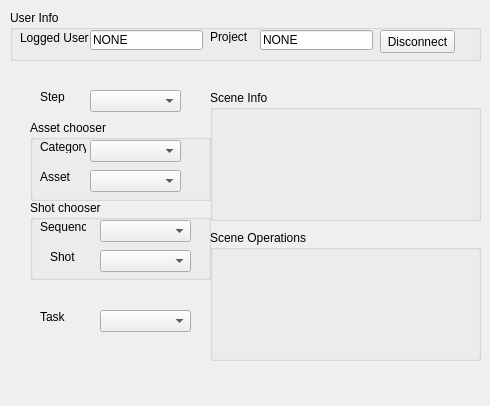
This is maya_mods/zombie/python/dminutes/UI/sceneManagerUI.ui in sebcourtois/z2k-pipeline-toolkit as Qt 5 draws it before an edit. The edited form follows.
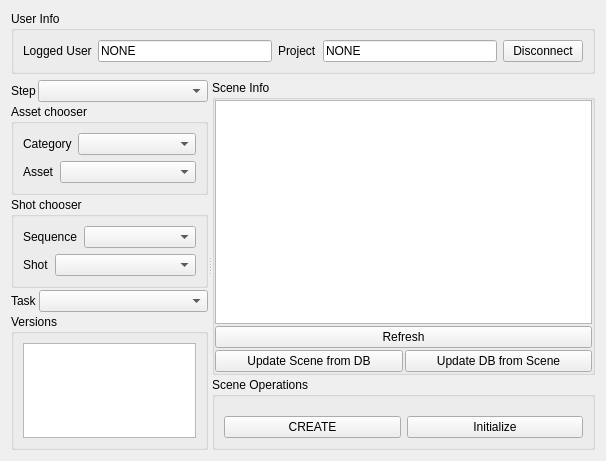
This is the edited form.

Commit message: Updated RigSet (modeling.py) to conventions from Jean-Philippe (BigDaddy, Global_SRT/Local_SRT hierarchy and names, meshCache) Added davos_gui_DEV.bat (launches davos_gui, forcing the project to 'zombtest') Added maya_scene_operations.py, static library using 'SceneManager' to perform maya scene modifications Updated sceneManager/sceneManagerUI (50% Done, Init ok, Create in progress, Scene info ok)

Patch:
```diff
--- a/maya_mods/zombie/python/dminutes/UI/sceneManagerUI.ui
+++ b/maya_mods/zombie/python/dminutes/UI/sceneManagerUI.ui
@@ -6,287 +6,382 @@
    <rect>
     <x>0</x>
     <y>0</y>
-    <width>490</width>
-    <height>406</height>
+    <width>606</width>
+    <height>461</height>
    </rect>
   </property>
   <property name="windowTitle">
    <string>Scene Manager</string>
   </property>
-  <widget class="QGroupBox" name="sm_asset_chooser_grp">
-   <property name="geometry">
-    <rect>
-     <x>30</x>
-     <y>120</y>
-     <width>181</width>
-     <height>81</height>
-    </rect>
-   </property>
-   <property name="title">
-    <string>Asset chooser</string>
-   </property>
-   <widget class="QLabel" name="label_3">
-    <property name="geometry">
-     <rect>
-      <x>10</x>
-      <y>20</y>
-      <width>46</width>
-      <height>13</height>
-     </rect>
-    </property>
-    <property name="text">
-     <string>Category</string>
-    </property>
-   </widget>
-   <widget class="QLabel" name="label_4">
-    <property name="geometry">
-     <rect>
-      <x>10</x>
-      <y>50</y>
-      <width>46</width>
-      <height>13</height>
-     </rect>
-    </property>
-    <property name="text">
-     <string>Asset</string>
-    </property>
-   </widget>
-   <widget class="QComboBox" name="sm_categ_dd">
-    <property name="geometry">
-     <rect>
-      <x>60</x>
-      <y>20</y>
-      <width>91</width>
-      <height>22</height>
-     </rect>
-    </property>
-   </widget>
-   <widget class="QComboBox" name="sm_asset_dd">
-    <property name="geometry">
-     <rect>
-      <x>60</x>
-      <y>50</y>
-      <width>91</width>
-      <height>22</height>
-     </rect>
-    </property>
-   </widget>
-  </widget>
-  <widget class="QGroupBox" name="sm_shot_chooser_grp">
-   <property name="geometry">
-    <rect>
-     <x>30</x>
-     <y>200</y>
-     <width>181</width>
-     <height>80</height>
-    </rect>
-   </property>
-   <property name="title">
-    <string>Shot chooser</string>
-   </property>
-   <widget class="QLabel" name="label_5">
-    <property name="geometry">
-     <rect>
-      <x>10</x>
-      <y>20</y>
-      <width>46</width>
-      <height>13</height>
-     </rect>
-    </property>
-    <property name="text">
-     <string>Sequence</string>
-    </property>
-   </widget>
-   <widget class="QComboBox" name="sm_seq_dd">
-    <property name="geometry">
-     <rect>
-      <x>70</x>
-      <y>20</y>
-      <width>91</width>
-      <height>22</height>
-     </rect>
-    </property>
-   </widget>
-   <widget class="QComboBox" name="sm_shot_dd">
-    <property name="geometry">
-     <rect>
-      <x>70</x>
-      <y>50</y>
-      <width>91</width>
-      <height>22</height>
-     </rect>
-    </property>
-   </widget>
-   <widget class="QLabel" name="label_6">
-    <property name="geometry">
-     <rect>
-      <x>20</x>
-      <y>50</y>
-      <width>46</width>
-      <height>13</height>
-     </rect>
-    </property>
-    <property name="text">
-     <string>Shot</string>
-    </property>
-   </widget>
-  </widget>
-  <widget class="QGroupBox" name="groupBox_2">
-   <property name="geometry">
-    <rect>
-     <x>210</x>
-     <y>90</y>
-     <width>271</width>
-     <height>131</height>
-    </rect>
-   </property>
-   <property name="title">
-    <string>Scene Info</string>
-   </property>
-  </widget>
-  <widget class="QGroupBox" name="groupBox_3">
-   <property name="geometry">
-    <rect>
-     <x>210</x>
-     <y>230</y>
-     <width>271</width>
-     <height>131</height>
-    </rect>
-   </property>
-   <property name="title">
-    <string>Scene Operations</string>
-   </property>
-  </widget>
-  <widget class="QGroupBox" name="groupBox_4">
-   <property name="geometry">
-    <rect>
-     <x>10</x>
-     <y>10</y>
-     <width>471</width>
-     <height>51</height>
-    </rect>
-   </property>
-   <property name="title">
-    <string>User Info</string>
-   </property>
-   <widget class="QLabel" name="label_7">
-    <property name="geometry">
-     <rect>
-      <x>10</x>
-      <y>20</y>
-      <width>81</width>
-      <height>16</height>
-     </rect>
-    </property>
-    <property name="text">
-     <string>Logged User</string>
-    </property>
-   </widget>
-   <widget class="QLineEdit" name="sm_user_bt">
-    <property name="geometry">
-     <rect>
-      <x>80</x>
-      <y>20</y>
-      <width>113</width>
-      <height>20</height>
-     </rect>
-    </property>
-    <property name="text">
-     <string>NONE</string>
-    </property>
-    <property name="readOnly">
-     <bool>true</bool>
-    </property>
-   </widget>
-   <widget class="QPushButton" name="sm_disconnect_bt">
-    <property name="geometry">
-     <rect>
-      <x>370</x>
-      <y>20</y>
-      <width>75</width>
-      <height>23</height>
-     </rect>
-    </property>
-    <property name="text">
-     <string>Disconnect</string>
-    </property>
-   </widget>
-   <widget class="QLabel" name="label_8">
-    <property name="geometry">
-     <rect>
-      <x>200</x>
-      <y>20</y>
-      <width>46</width>
-      <height>13</height>
-     </rect>
-    </property>
-    <property name="text">
-     <string>Project</string>
-    </property>
-   </widget>
-   <widget class="QLineEdit" name="sm_project_bt">
-    <property name="geometry">
-     <rect>
-      <x>250</x>
-      <y>20</y>
-      <width>113</width>
-      <height>20</height>
-     </rect>
-    </property>
-    <property name="text">
-     <string>NONE</string>
-    </property>
-    <property name="readOnly">
-     <bool>true</bool>
-    </property>
-   </widget>
-  </widget>
-  <widget class="QLabel" name="label">
-   <property name="geometry">
-    <rect>
-     <x>40</x>
-     <y>90</y>
-     <width>46</width>
-     <height>13</height>
-    </rect>
-   </property>
-   <property name="text">
-    <string>Step</string>
-   </property>
-  </widget>
-  <widget class="QComboBox" name="sm_step_dd">
-   <property name="geometry">
-    <rect>
-     <x>90</x>
-     <y>90</y>
-     <width>91</width>
-     <height>22</height>
-    </rect>
-   </property>
-  </widget>
-  <widget class="QLabel" name="label_2">
-   <property name="geometry">
-    <rect>
-     <x>40</x>
-     <y>310</y>
-     <width>46</width>
-     <height>13</height>
-    </rect>
-   </property>
-   <property name="text">
-    <string>Task</string>
-   </property>
-  </widget>
-  <widget class="QComboBox" name="sm_task_dd">
-   <property name="geometry">
-    <rect>
-     <x>100</x>
-     <y>310</y>
-     <width>91</width>
-     <height>22</height>
-    </rect>
-   </property>
-  </widget>
+  <layout class="QVBoxLayout" name="verticalLayout_3">
+   <item>
+    <widget class="QGroupBox" name="groupBox_4">
+     <property name="sizePolicy">
+      <sizepolicy hsizetype="Preferred" vsizetype="Fixed">
+       <horstretch>0</horstretch>
+       <verstretch>0</verstretch>
+      </sizepolicy>
+     </property>
+     <property name="title">
+      <string>User Info</string>
+     </property>
+     <layout class="QHBoxLayout" name="horizontalLayout_4">
+      <item>
+       <widget class="QLabel" name="label_7">
+        <property name="text">
+         <string>Logged User</string>
+        </property>
+       </widget>
+      </item>
+      <item>
+       <widget class="QLineEdit" name="sm_user_bt">
+        <property name="text">
+         <string>NONE</string>
+        </property>
+        <property name="readOnly">
+         <bool>true</bool>
+        </property>
+       </widget>
+      </item>
+      <item>
+       <widget class="QLabel" name="label_8">
+        <property name="text">
+         <string>Project</string>
+        </property>
+       </widget>
+      </item>
+      <item>
+       <widget class="QLineEdit" name="sm_project_bt">
+        <property name="text">
+         <string>NONE</string>
+        </property>
+        <property name="readOnly">
+         <bool>true</bool>
+        </property>
+       </widget>
+      </item>
+      <item>
+       <widget class="QPushButton" name="sm_disconnect_bt">
+        <property name="text">
+         <string>Disconnect</string>
+        </property>
+       </widget>
+      </item>
+     </layout>
+    </widget>
+   </item>
+   <item>
+    <widget class="QSplitter" name="splitter">
+     <property name="orientation">
+      <enum>Qt::Horizontal</enum>
+     </property>
+     <property name="childrenCollapsible">
+      <bool>true</bool>
+     </property>
+     <widget class="QFrame" name="verticalFrame_2">
+      <property name="sizePolicy">
+       <sizepolicy hsizetype="Preferred" vsizetype="Preferred">
+        <horstretch>1</horstretch>
+        <verstretch>0</verstretch>
+       </sizepolicy>
+      </property>
+      <property name="minimumSize">
+       <size>
+        <width>150</width>
+        <height>0</height>
+       </size>
+      </property>
+      <property name="maximumSize">
+       <size>
+        <width>800</width>
+        <height>16777215</height>
+       </size>
+      </property>
+      <property name="baseSize">
+       <size>
+        <width>150</width>
+        <height>0</height>
+       </size>
+      </property>
+      <layout class="QVBoxLayout" name="verticalLayout_2">
+       <property name="spacing">
+        <number>2</number>
+       </property>
+       <property name="margin">
+        <number>0</number>
+       </property>
+       <item>
+        <layout class="QHBoxLayout" name="horizontalLayout">
+         <item>
+          <widget class="QLabel" name="label">
+           <property name="sizePolicy">
+            <sizepolicy hsizetype="Fixed" vsizetype="Fixed">
+             <horstretch>0</horstretch>
+             <verstretch>0</verstretch>
+            </sizepolicy>
+           </property>
+           <property name="text">
+            <string>Step</string>
+           </property>
+          </widget>
+         </item>
+         <item>
+          <widget class="QComboBox" name="sm_step_dd"/>
+         </item>
+        </layout>
+       </item>
+       <item>
+        <widget class="QGroupBox" name="sm_asset_chooser_grp">
+         <property name="title">
+          <string>Asset chooser</string>
+         </property>
+         <layout class="QVBoxLayout" name="verticalLayout_5">
+          <item>
+           <layout class="QHBoxLayout" name="horizontalLayout_7">
+            <item>
+             <widget class="QLabel" name="label_3">
+              <property name="sizePolicy">
+               <sizepolicy hsizetype="Fixed" vsizetype="Preferred">
+                <horstretch>0</horstretch>
+                <verstretch>0</verstretch>
+               </sizepolicy>
+              </property>
+              <property name="text">
+               <string>Category</string>
+              </property>
+             </widget>
+            </item>
+            <item>
+             <widget class="QComboBox" name="sm_categ_dd"/>
+            </item>
+           </layout>
+          </item>
+          <item>
+           <layout class="QHBoxLayout" name="horizontalLayout_8">
+            <item>
+             <widget class="QLabel" name="label_4">
+              <property name="sizePolicy">
+               <sizepolicy hsizetype="Fixed" vsizetype="Preferred">
+                <horstretch>0</horstretch>
+                <verstretch>0</verstretch>
+               </sizepolicy>
+              </property>
+              <property name="text">
+               <string>Asset</string>
+              </property>
+             </widget>
+            </item>
+            <item>
+             <widget class="QComboBox" name="sm_asset_dd"/>
+            </item>
+           </layout>
+          </item>
+         </layout>
+        </widget>
+       </item>
+       <item>
+        <widget class="QGroupBox" name="sm_shot_chooser_grp">
+         <property name="title">
+          <string>Shot chooser</string>
+         </property>
+         <layout class="QVBoxLayout" name="verticalLayout_4">
+          <item>
+           <layout class="QHBoxLayout" name="horizontalLayout_5">
+            <item>
+             <widget class="QLabel" name="label_5">
+              <property name="sizePolicy">
+               <sizepolicy hsizetype="Fixed" vsizetype="Preferred">
+                <horstretch>0</horstretch>
+                <verstretch>0</verstretch>
+               </sizepolicy>
+              </property>
+              <property name="text">
+               <string>Sequence</string>
+              </property>
+             </widget>
+            </item>
+            <item>
+             <widget class="QComboBox" name="sm_seq_dd"/>
+            </item>
+           </layout>
+          </item>
+          <item>
+           <layout class="QHBoxLayout" name="horizontalLayout_6">
+            <item>
+             <widget class="QLabel" name="label_6">
+              <property name="sizePolicy">
+               <sizepolicy hsizetype="Fixed" vsizetype="Preferred">
+                <horstretch>0</horstretch>
+                <verstretch>0</verstretch>
+               </sizepolicy>
+              </property>
+              <property name="text">
+               <string>Shot</string>
+              </property>
+             </widget>
+            </item>
+            <item>
+             <widget class="QComboBox" name="sm_shot_dd"/>
+            </item>
+           </layout>
+          </item>
+         </layout>
+        </widget>
+       </item>
+       <item>
+        <spacer name="verticalSpacer">
+         <property name="orientation">
+          <enum>Qt::Vertical</enum>
+         </property>
+         <property name="sizeType">
+          <enum>QSizePolicy::Expanding</enum>
+         </property>
+         <property name="sizeHint" stdset="0">
+          <size>
+           <width>20</width>
+           <height>40</height>
+          </size>
+         </property>
+        </spacer>
+       </item>
+       <item>
+        <layout class="QHBoxLayout" name="horizontalLayout_2">
+         <item>
+          <widget class="QLabel" name="label_2">
+           <property name="sizePolicy">
+            <sizepolicy hsizetype="Fixed" vsizetype="Preferred">
+             <horstretch>0</horstretch>
+             <verstretch>0</verstretch>
+            </sizepolicy>
+           </property>
+           <property name="text">
+            <string>Task</string>
+           </property>
+          </widget>
+         </item>
+         <item>
+          <widget class="QComboBox" name="sm_task_dd"/>
+         </item>
+        </layout>
+       </item>
+       <item>
+        <widget class="QGroupBox" name="groupBox">
+         <property name="title">
+          <string>Versions</string>
+         </property>
+         <layout class="QVBoxLayout" name="verticalLayout_6">
+          <item>
+           <widget class="QListWidget" name="sm_versions_lb"/>
+          </item>
+         </layout>
+        </widget>
+       </item>
+      </layout>
+     </widget>
+     <widget class="QFrame" name="verticalFrame">
+      <property name="sizePolicy">
+       <sizepolicy hsizetype="Expanding" vsizetype="Preferred">
+        <horstretch>2</horstretch>
+        <verstretch>0</verstretch>
+       </sizepolicy>
+      </property>
+      <property name="minimumSize">
+       <size>
+        <width>300</width>
+        <height>0</height>
+       </size>
+      </property>
+      <layout class="QVBoxLayout" name="verticalLayout" stretch="0,0">
+       <property name="spacing">
+        <number>2</number>
+       </property>
+       <property name="margin">
+        <number>0</number>
+       </property>
+       <item>
+        <widget class="QGroupBox" name="groupBox_2">
+         <property name="title">
+          <string>Scene Info</string>
+         </property>
+         <layout class="QVBoxLayout" name="verticalLayout_7">
+          <property name="spacing">
+           <number>2</number>
+          </property>
+          <property name="margin">
+           <number>0</number>
+          </property>
+          <item>
+           <widget class="QListWidget" name="sm_sceneInfo_lb"/>
+          </item>
+          <item>
+           <widget class="QPushButton" name="sm_refreshScene_bt">
+            <property name="text">
+             <string>Refresh</string>
+            </property>
+           </widget>
+          </item>
+          <item>
+           <layout class="QHBoxLayout" name="horizontalLayout_3">
+            <property name="spacing">
+             <number>2</number>
+            </property>
+            <property name="topMargin">
+             <number>0</number>
+            </property>
+            <item>
+             <widget class="QPushButton" name="sm_upscene_bt">
+              <property name="text">
+               <string>Update Scene from DB</string>
+              </property>
+             </widget>
+            </item>
+            <item>
+             <widget class="QPushButton" name="sm_updb_bt">
+              <property name="text">
+               <string>Update DB from Scene</string>
+              </property>
+             </widget>
+            </item>
+           </layout>
+          </item>
+         </layout>
+        </widget>
+       </item>
+       <item>
+        <widget class="QGroupBox" name="groupBox_3">
+         <property name="title">
+          <string>Scene Operations</string>
+         </property>
+         <layout class="QVBoxLayout" name="verticalLayout_8">
+          <item>
+           <layout class="QHBoxLayout" name="horizontalLayout_9">
+            <property name="topMargin">
+             <number>10</number>
+            </property>
+            <item>
+             <widget class="QPushButton" name="sm_create_bt">
+              <property name="text">
+               <string>CREATE</string>
+              </property>
+             </widget>
+            </item>
+            <item>
+             <widget class="QPushButton" name="sm_init_bt">
+              <property name="text">
+               <string>Initialize</string>
+              </property>
+             </widget>
+            </item>
+           </layout>
+          </item>
+         </layout>
+        </widget>
+       </item>
+      </layout>
+     </widget>
+    </widget>
+   </item>
+  </layout>
  </widget>
  <resources/>
  <connections/>
```
The commit also changes 6 other files.
